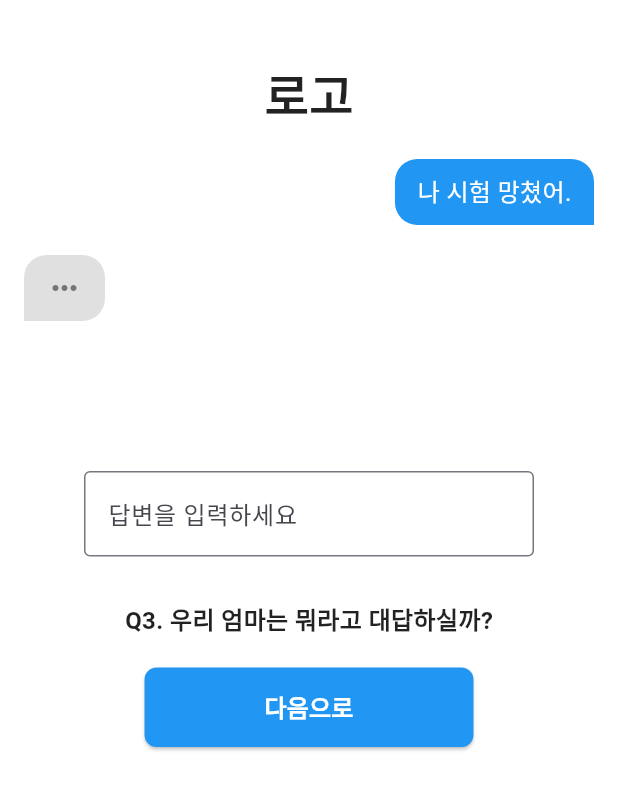
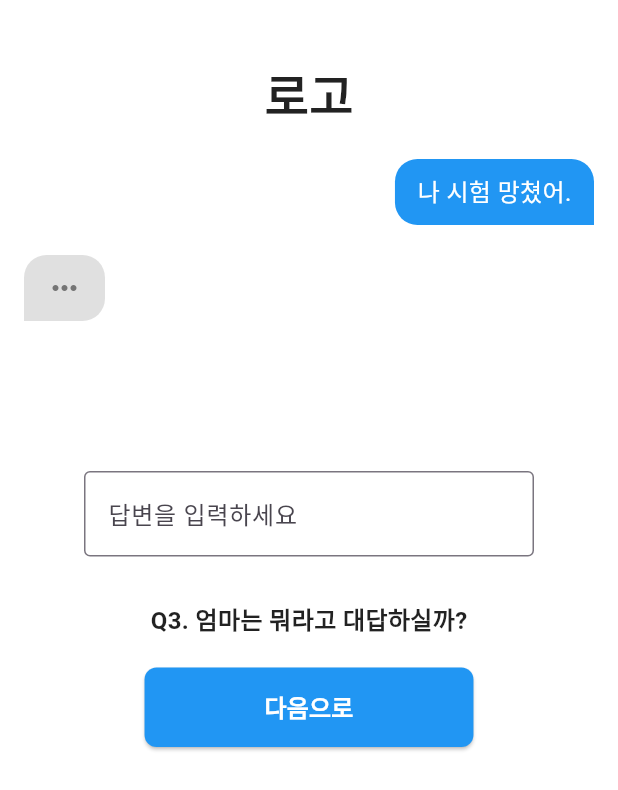
Before and after one commit to 2024-Uni-D/FE, a Flutter app: the ChatScreen screen opened directly, on a phone screen of 412 x 824 dp. Shown: the top 790 px of the screen. Run offline on Flutter 3.47's test engine with Material 3 defaults, Android fonts, the phone set to English and light mode, and no system bars; our stand-ins replace flutter_svg, table_calendar.

Commit message:
Fix : tts 목소리에 따라 이름 변경

```diff
--- a/flutter_application_1/lib/screens/Q3.dart
+++ b/flutter_application_1/lib/screens/Q3.dart
@@ -6,6 +6,9 @@ class ChatScreen extends StatefulWidget {
 }
 
 class _ChatScreenState extends State<ChatScreen> {
+  // 예시로 백엔드에서 받아온 정보를 가정하여 responder 변수를 설정
+  String responder = "엄마"; // 실제로는 백엔드에서 받아온 데이터로 설정
+
   @override
   Widget build(BuildContext context) {
     return Scaffold(
@@ -86,7 +89,7 @@ class _ChatScreenState extends State<ChatScreen> {
             SizedBox(height: 30),
             // 질문과 버튼
             Text(
-              'Q3. 우리 엄마는 뭐라고 대답하실까?',
+              'Q3. $responder는 뭐라고 대답하실까?', // responder 변수를 사용해 동적 텍스트 표시
               style: TextStyle(
                 fontSize: 16,
                 fontWeight: FontWeight.bold,
```
